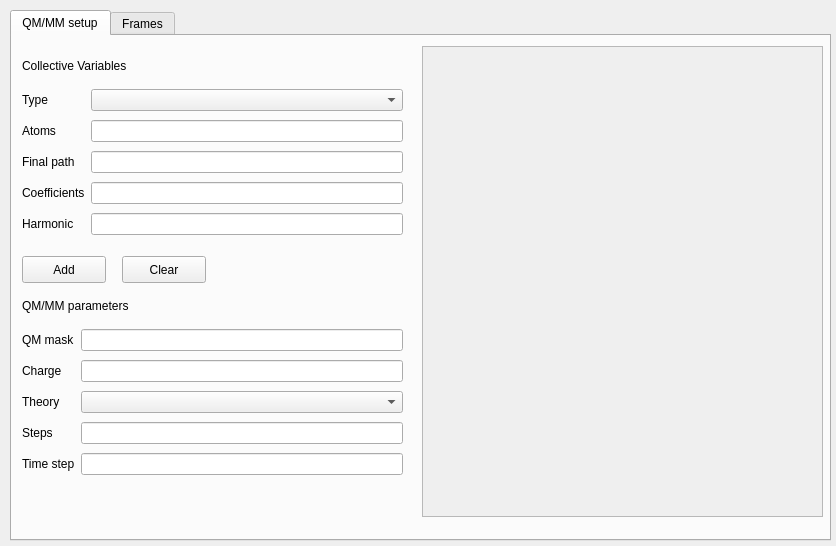
Qt form ui_files/simula_input.ui (CAMDgraz/SmarTSzyme_plugin) before a commit.
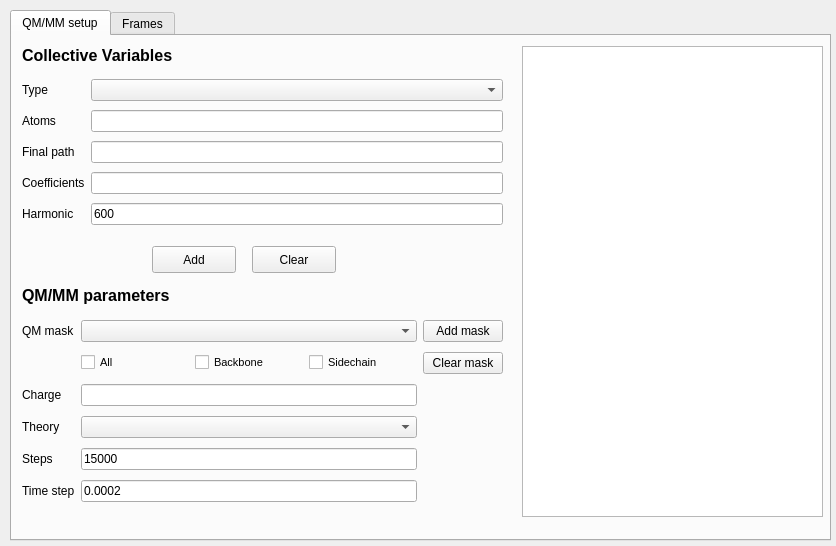
The same form after that commit.

Commit message: Added reduce results but problems with the design

Diff of the .ui file:
```diff
--- a/ui_files/simula_input.ui
+++ b/ui_files/simula_input.ui
@@ -31,13 +31,13 @@
     </attribute>
     <widget class="QPlainTextEdit" name="edit_show1">
      <property name="enabled">
-      <bool>false</bool>
+      <bool>true</bool>
      </property>
      <property name="geometry">
       <rect>
-       <x>410</x>
+       <x>510</x>
        <y>10</y>
-       <width>401</width>
+       <width>301</width>
        <height>471</height>
       </rect>
      </property>
@@ -46,11 +46,17 @@
      <property name="geometry">
       <rect>
        <x>10</x>
-       <y>20</y>
-       <width>171</width>
+       <y>10</y>
+       <width>481</width>
        <height>19</height>
       </rect>
      </property>
+     <property name="font">
+      <font>
+       <pointsize>12</pointsize>
+       <bold>true</bold>
+      </font>
+     </property>
      <property name="text">
       <string>Collective Variables</string>
      </property>
@@ -59,8 +65,8 @@
      <property name="geometry">
       <rect>
        <x>10</x>
-       <y>50</y>
-       <width>381</width>
+       <y>40</y>
+       <width>481</width>
        <height>157</height>
       </rect>
      </property>
@@ -110,7 +116,11 @@
        <widget class="QLineEdit" name="edit_coeff"/>
       </item>
       <item row="4" column="1">
-       <widget class="QLineEdit" name="edit_harm"/>
+       <widget class="QLineEdit" name="edit_harm">
+        <property name="text">
+         <string>600</string>
+        </property>
+       </widget>
       </item>
       <item row="0" column="1">
        <widget class="QComboBox" name="combo_cvtype"/>
@@ -120,8 +130,8 @@
     <widget class="QPushButton" name="button_add1">
      <property name="geometry">
       <rect>
-       <x>10</x>
-       <y>220</y>
+       <x>140</x>
+       <y>210</y>
        <width>84</width>
        <height>27</height>
       </rect>
@@ -133,8 +143,8 @@
     <widget class="QPushButton" name="button_clear1">
      <property name="geometry">
       <rect>
-       <x>110</x>
-       <y>220</y>
+       <x>240</x>
+       <y>210</y>
        <width>84</width>
        <height>27</height>
       </rect>
@@ -147,11 +157,17 @@
      <property name="geometry">
       <rect>
        <x>10</x>
-       <y>260</y>
-       <width>171</width>
+       <y>250</y>
+       <width>481</width>
        <height>19</height>
       </rect>
      </property>
+     <property name="font">
+      <font>
+       <pointsize>12</pointsize>
+       <bold>true</bold>
+      </font>
+     </property>
      <property name="text">
       <string>QM/MM parameters</string>
      </property>
@@ -160,61 +176,123 @@
      <property name="geometry">
       <rect>
        <x>10</x>
-       <y>290</y>
-       <width>381</width>
-       <height>157</height>
+       <y>280</y>
+       <width>481</width>
+       <height>191</height>
       </rect>
      </property>
      <layout class="QGridLayout" name="gridLayout_2">
-      <item row="3" column="0">
+      <item row="4" column="1">
+       <widget class="QLineEdit" name="edit_steps">
+        <property name="text">
+         <string>15000</string>
+        </property>
+       </widget>
+      </item>
+      <item row="1" column="1">
+       <layout class="QHBoxLayout" name="horizontalLayout_2">
+        <item>
+         <widget class="QCheckBox" name="checkBox_all">
+          <property name="font">
+           <font>
+            <pointsize>8</pointsize>
+           </font>
+          </property>
+          <property name="text">
+           <string>All</string>
+          </property>
+         </widget>
+        </item>
+        <item>
+         <widget class="QCheckBox" name="checkBox_backbone">
+          <property name="font">
+           <font>
+            <pointsize>8</pointsize>
+           </font>
+          </property>
+          <property name="text">
+           <string>Backbone</string>
+          </property>
+         </widget>
+        </item>
+        <item>
+         <widget class="QCheckBox" name="checkBox_sidechain">
+          <property name="font">
+           <font>
+            <pointsize>8</pointsize>
+           </font>
+          </property>
+          <property name="text">
+           <string>Sidechain</string>
+          </property>
+         </widget>
+        </item>
+       </layout>
+      </item>
+      <item row="5" column="0">
+       <widget class="QLabel" name="label_18">
+        <property name="text">
+         <string>Time step</string>
+        </property>
+       </widget>
+      </item>
+      <item row="0" column="0">
+       <widget class="QLabel" name="label_11">
+        <property name="text">
+         <string>QM mask</string>
+        </property>
+       </widget>
+      </item>
+      <item row="4" column="0">
        <widget class="QLabel" name="label_12">
         <property name="text">
          <string>Steps</string>
         </property>
        </widget>
       </item>
-      <item row="3" column="1">
-       <widget class="QLineEdit" name="edit_steps"/>
-      </item>
-      <item row="1" column="0">
+      <item row="2" column="0">
        <widget class="QLabel" name="label_9">
         <property name="text">
          <string>Charge</string>
         </property>
        </widget>
       </item>
-      <item row="0" column="1">
-       <widget class="QLineEdit" name="edit_mask"/>
-      </item>
       <item row="2" column="1">
-       <widget class="QComboBox" name="combo_theory"/>
-      </item>
-      <item row="1" column="1">
        <widget class="QLineEdit" name="edit_charge"/>
       </item>
-      <item row="2" column="0">
+      <item row="3" column="0">
        <widget class="QLabel" name="label_8">
         <property name="text">
          <string>Theory</string>
         </property>
        </widget>
       </item>
-      <item row="0" column="0">
-       <widget class="QLabel" name="label_11">
+      <item row="5" column="1">
+       <widget class="QLineEdit" name="edit_timestep">
         <property name="text">
-         <string>QM mask</string>
+         <string>0.0002</string>
         </property>
        </widget>
       </item>
-      <item row="4" column="0">
-       <widget class="QLabel" name="label_18">
+      <item row="3" column="1">
+       <widget class="QComboBox" name="combo_theory"/>
+      </item>
+      <item row="0" column="2">
+       <widget class="QPushButton" name="button_addmask">
         <property name="text">
-         <string>Time step</string>
+         <string>Add mask</string>
         </property>
        </widget>
       </item>
-      <item row="4" column="1">
-       <widget class="QLineEdit" name="edit_timestep"/>
+      <item row="1" column="2">
+       <widget class="QPushButton" name="button_clearmask">
+        <property name="text">
+         <string>Clear mask</string>
+        </property>
+       </widget>
+      </item>
+      <item row="0" column="1">
+       <widget class="QComboBox" name="combo_mask"/>
       </item>
      </layout>
     </widget>
```
Left out of the diff: 144 changed lines with no effect on the pictures. The commit also changes 6 other files.
